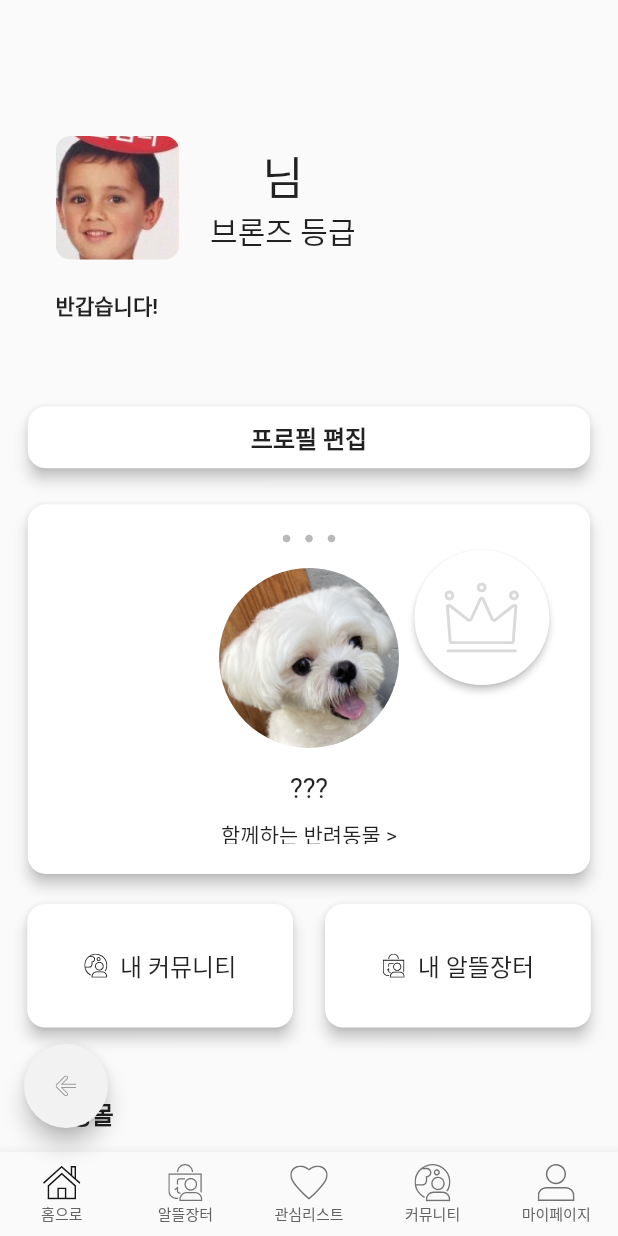
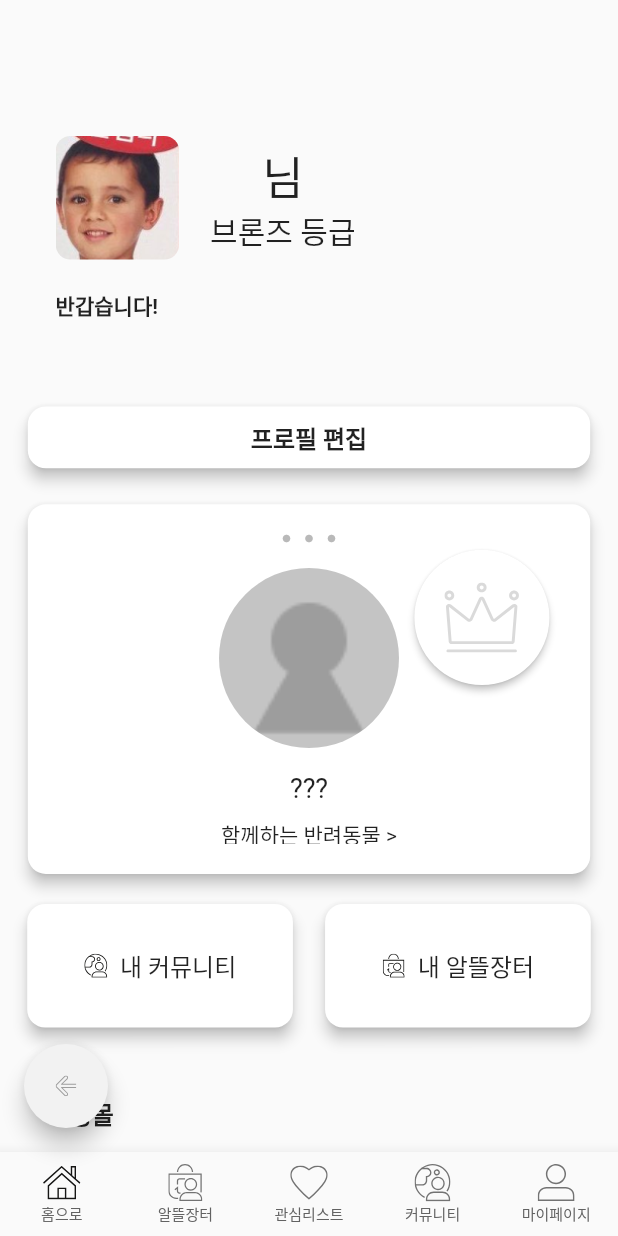
Before and after one commit to sshinndo/BonAPetti, a Flutter app: the MyPage screen opened directly, on a phone screen of 412 x 824 dp. Run offline on Flutter 3.47's test engine with Material 2 defaults, Android fonts, the phone set to English and light mode, and no system bars; our stand-ins replace cloud_firestore, csv, dio, file_picker, firebase_auth, firebase_core and 7 more; missing offline and left inert: kakao_flutter_sdk; accounts and stored records are empty; generated files the repository leaves out were written again; project files that could hold a hidden picture were left out.

Commit message:
유저 디폴트 아이콘 변경

```diff
--- a/lib/myPage/screen/MyPageScreen.dart
+++ b/lib/myPage/screen/MyPageScreen.dart
@@ -154,7 +154,7 @@ class _MyPageState extends State<MyPage> {
                                 shape: BoxShape.circle,
                                 image: DecorationImage(
                                     image:
-                                        AssetImage('images/profile/pet_profile_sample.png'),
+                                        AssetImage('images/profile/userDefaultIcon.png'),
                                     // NetworkImage('https://googleflutter.com/sample_image.jpg'),
                                     fit: BoxFit.fill),
                               ),
```
Also changed, not shown: images/profile/userDefaultIcon.png (added).
